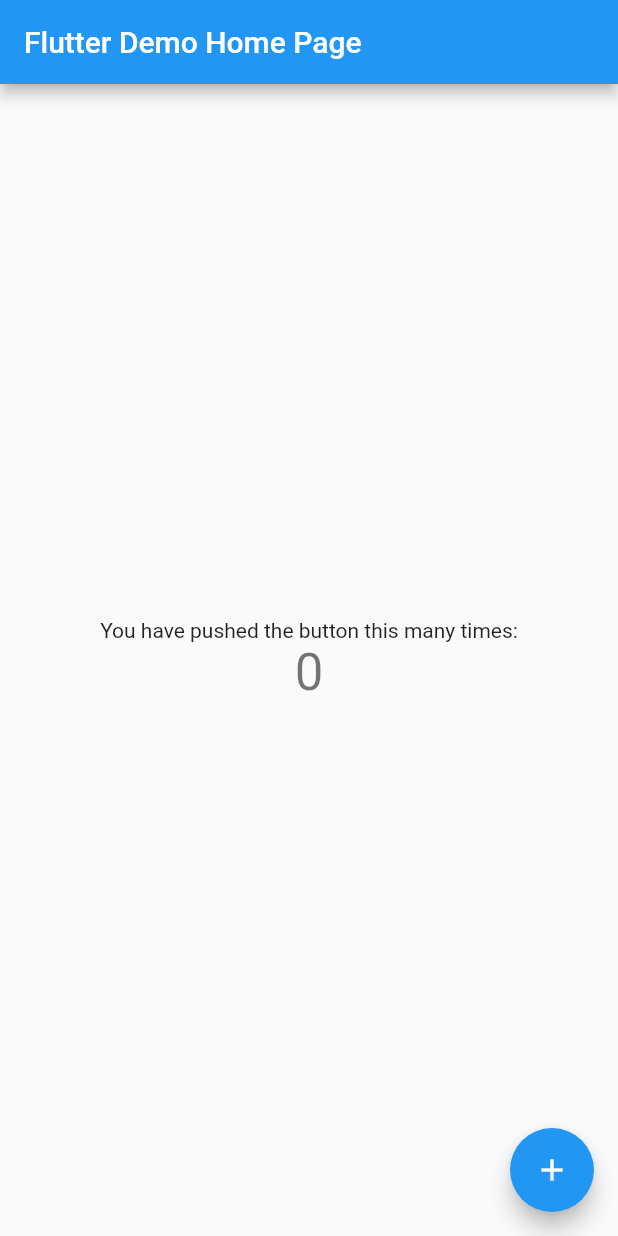
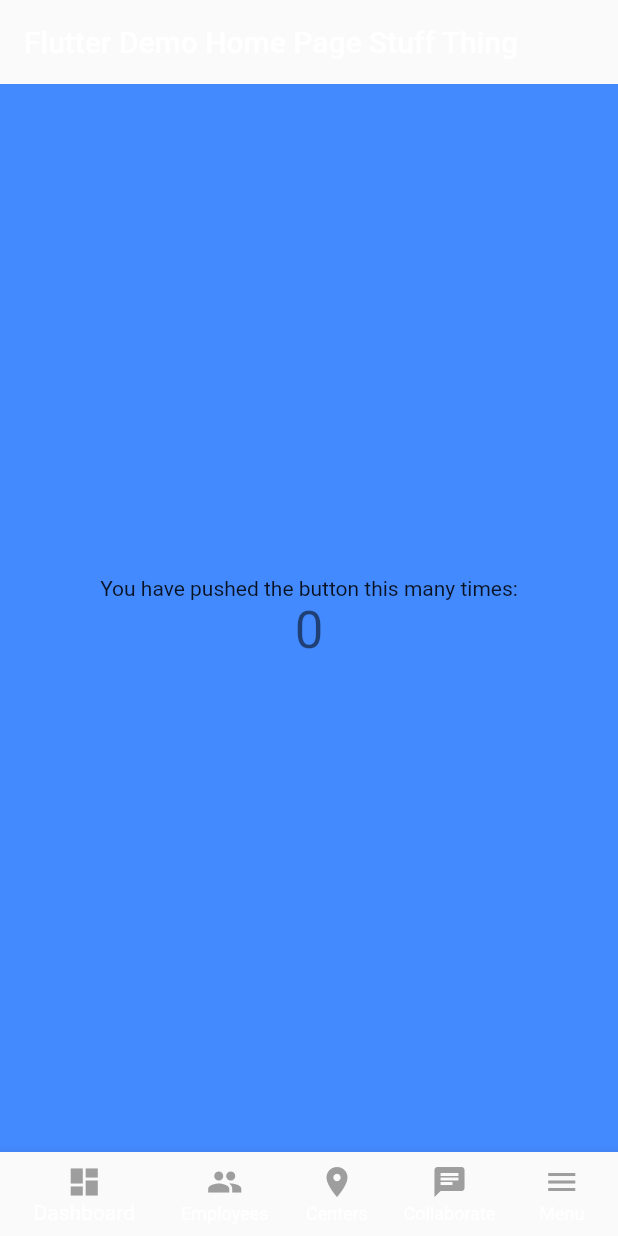
Before and after one commit to whilestevego/z_flutter_demo, a Flutter app: the screen it shows after launch, on a phone screen of 412 x 824 dp. Run offline on Flutter 3.47's test engine with Material 2 defaults, Android fonts, the phone set to English and light mode, and no system bars.

```diff
--- a/lib/main.dart
+++ b/lib/main.dart
@@ -2,40 +2,44 @@ import 'package:flutter/material.dart';
 
 void main() => runApp(MyApp());
 
+const menuItems = <Map<String, dynamic>>[
+  {
+    'icon': Icons.dashboard,
+    'title': 'Dashboard',
+  },
+  {
+    'icon': Icons.people,
+    'title': 'Employees',
+  },
+  {
+    'icon': Icons.place,
+    'title': 'Centers',
+  },
+  {
+    'icon': Icons.chat,
+    'title': 'Collaborate',
+  },
+  {
+    'icon': Icons.menu,
+    'title': 'Menu',
+  },
+];
+
 class MyApp extends StatelessWidget {
-  // This widget is the root of your application.
   @override
   Widget build(BuildContext context) {
     return MaterialApp(
       title: 'Flutter Demo',
       theme: ThemeData(
-        // This is the theme of your application.
-        //
-        // Try running your application with "flutter run". You'll see the
-        // application has a blue toolbar. Then, without quitting the app, try
-        // changing the primarySwatch below to Colors.green and then invoke
-        // "hot reload" (press "r" in the console where you ran "flutter run",
-        // or simply save your changes to "hot reload" in a Flutter IDE).
-        // Notice that the counter didn't reset back to zero; the application
-        // is not restarted.
         primarySwatch: Colors.blue,
       ),
-      home: MyHomePage(title: 'Flutter Demo Home Page'),
+      home: MyHomePage(title: 'Flutter Demo Home Page Stuff Thing'),
     );
   }
 }
 
 class MyHomePage extends StatefulWidget {
   MyHomePage({Key key, this.title}) : super(key: key);
-
-  // This widget is the home page of your application. It is stateful, meaning
-  // that it has a State object (defined below) that contains fields that affect
-  // how it looks.
-
-  // This class is the configuration for the state. It holds the values (in this
-  // case the title) provided by the parent (in this case the App widget) and
-  // used by the build method of the State. Fields in a Widget subclass are
-  // always marked "final".
 
   final String title;
 
@@ -46,49 +50,24 @@ class MyHomePage extends StatefulWidget {
 class _MyHomePageState extends State<MyHomePage> {
   int _counter = 0;
 
-  void _incrementCounter() {
-    setState(() {
-      // This call to setState tells the Flutter framework that something has
-      // changed in this State, which causes it to rerun the build method below
-      // so that the display can reflect the updated values. If we changed
-      // _counter without calling setState(), then the build method would not be
-      // called again, and so nothing would appear to happen.
-      _counter++;
-    });
-  }
+  // void _incrementCounter() {
+  //   setState(() {
+  //     _counter++;
+  //   });
+  // }
 
   @override
   Widget build(BuildContext context) {
-    // This method is rerun every time setState is called, for instance as done
-    // by the _incrementCounter method above.
-    //
-    // The Flutter framework has been optimized to make rerunning build methods
-    // fast, so that you can just rebuild anything that needs updating rather
-    // than having to individually change instances of widgets.
     return Scaffold(
       appBar: AppBar(
-        // Here we take the value from the MyHomePage object that was created by
-        // the App.build method, and use it to set our appbar title.
         title: Text(widget.title),
+        backgroundColor: Color.fromRGBO(255, 255, 255, 0),
+        elevation: 0,
       ),
-      body: Center(
-        // Center is a layout widget. It takes a single child and positions it
-        // in the middle of the parent.
+      body: Container(
+        color: Colors.blueAccent,
+        child: Center(
           child: Column(
-          // Column is also a layout widget. It takes a list of children and
-          // arranges them vertically. By default, it sizes itself to fit its
-          // children horizontally, and tries to be as tall as its parent.
-          //
-          // Invoke "debug painting" (press "p" in the console, choose the
-          // "Toggle Debug Paint" action from the Flutter Inspector in Android
-          // Studio, or the "Toggle Debug Paint" command in Visual Studio Code)
-          // to see the wireframe for each widget.
-          //
-          // Column has various properties to control how it sizes itself and
-          // how it positions its children. Here we use mainAxisAlignment to
-          // center the children vertically; the main axis here is the vertical
-          // axis because Columns are vertical (the cross axis would be
-          // horizontal).
             mainAxisAlignment: MainAxisAlignment.center,
             children: <Widget>[
               Text(
@@ -101,11 +80,23 @@ class _MyHomePageState extends State<MyHomePage> {
             ],
           ),
         ),
-      floatingActionButton: FloatingActionButton(
-        onPressed: _incrementCounter,
-        tooltip: 'Increment',
-        child: Icon(Icons.add),
-      ), // This trailing comma makes auto-formatting nicer for build methods.
+      ),
+      bottomNavigationBar: BottomNavigationBar(
+        showUnselectedLabels: true,
+        items: menuItems
+            .map(
+              (item) => BottomNavigationBarItem(
+                  icon: Icon(
+                    item['icon'],
+                    color: Colors.grey,
+                  ),
+                  title: Text(
+                    item['title'],
+                    style: TextStyle(color: Colors.grey),
+                  )),
+            )
+            .toList(),
+      ),
     );
   }
 }
```
Lines whose indentation alone changed are shown as unchanged.
